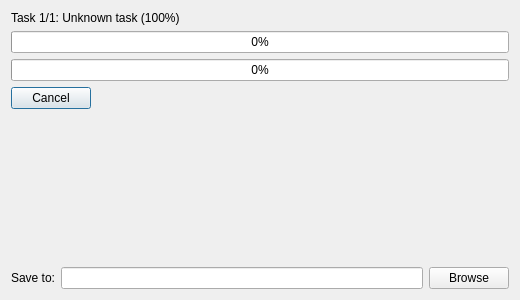
This is src/windows/taskswaitingdialog.ui in GRAPHENE9932/ImageUpscalerQt as Qt 5 draws it before an edit. The edited form follows.
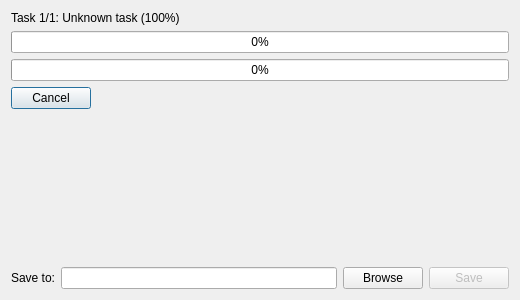
This is the edited form.

```diff
--- a/src/windows/taskswaitingdialog.ui
+++ b/src/windows/taskswaitingdialog.ui
@@ -62,7 +62,7 @@
     </spacer>
    </item>
    <item>
-    <layout class="QHBoxLayout" name="save_to_layout" stretch="0,1,0">
+    <layout class="QHBoxLayout" name="save_to_layout" stretch="0,1,0,0">
      <item>
       <widget class="QLabel" name="save_to_label">
        <property name="text">
@@ -80,6 +80,16 @@
        </property>
       </widget>
      </item>
+     <item>
+      <widget class="QPushButton" name="save_button">
+       <property name="enabled">
+        <bool>false</bool>
+       </property>
+       <property name="text">
+        <string>Save</string>
+       </property>
+      </widget>
+     </item>
     </layout>
    </item>
   </layout>
```
